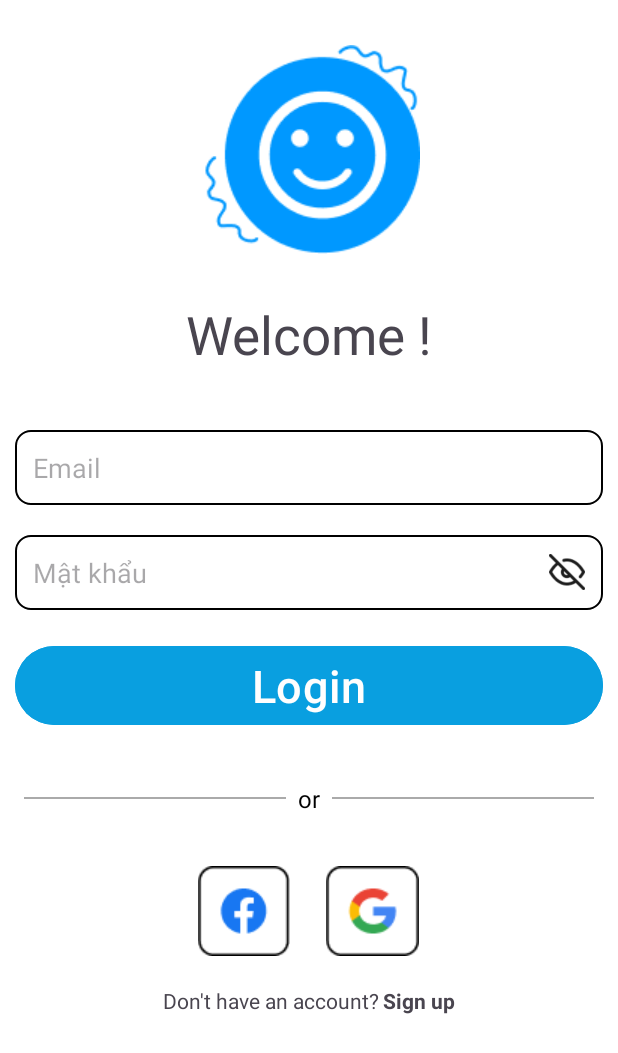
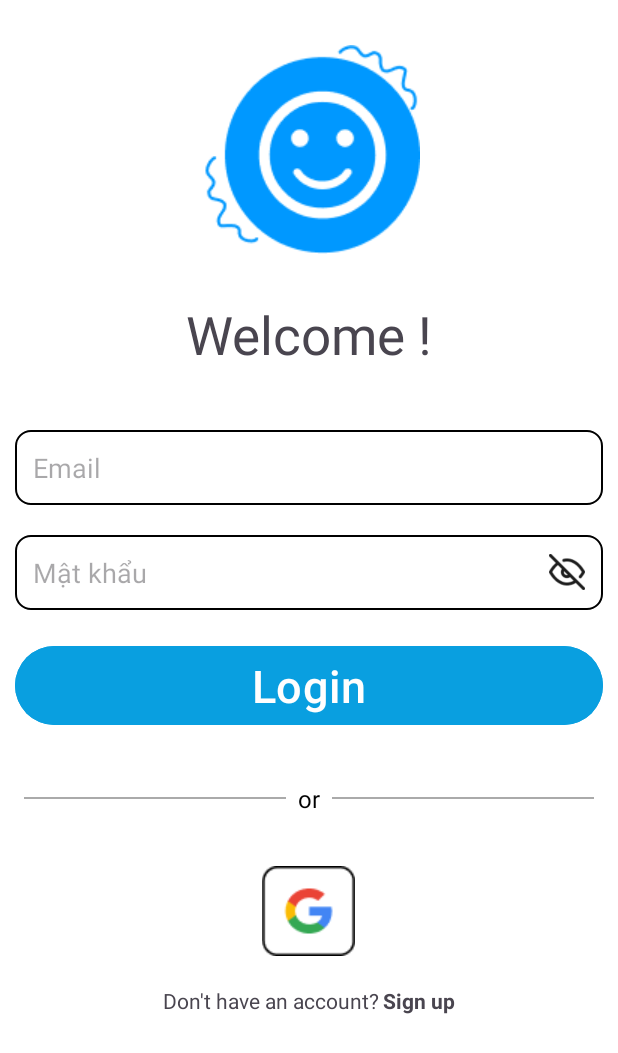
Before and after one commit to nsonhoang/Project_MobileApp, an Android app: the screen it shows after launch (Login), after a tap on an icon or button, on a phone screen of 412 x 824 dp. Shown: the top 1053 px of the screen. Run offline under Robolectric (Android 15) with nearby library versions, the phone set to English and light mode, and no system bars; our stand-ins replace Firebase (no records; nobody signed in at launch, a user with empty details on screens opened directly), Room's generated code; libraries missing offline, so code that uses them is left out: com.facebook; Roboto replaces fonts that are not available here.

Commit message:
sua layout

```diff
--- a/app/src/main/java/com/example/projecttest/screen/auth/Login.kt
+++ b/app/src/main/java/com/example/projecttest/screen/auth/Login.kt
@@ -52,7 +52,7 @@ class Login : AppCompatActivity() {
 
         binding.btnGG.setOnClickListener{
             signOutGoogle {
-                signWithGoogle()  // Sau khi sign-out, mới gọi đăng nhập lại
+                signWithGoogle()
             }
         }
 
@@ -66,12 +66,9 @@ class Login : AppCompatActivity() {
         // Hiển thị/ẩn mật khẩu
         setupPasswordVisibilityToggle()
 
-//        setupFacebookSignIn()
-
         lifecycleScope.launch {
             val existingUser = userDao.getLoggedInUser()
             if (existingUser != null) {
-                // Người dùng đã đăng nhập trước đó
                 navigateToMainActivity()
             }
         }
--- a/app/src/main/java/com/example/projecttest/viewmodel/CourseViewModel.kt
+++ b/app/src/main/java/com/example/projecttest/viewmodel/CourseViewModel.kt
@@ -44,7 +44,6 @@ class CourseViewModel : ViewModel() {
             }
         }
     }
-
 
     fun fetchDataTrainingProgram() {// lấy dữ liệu ở mục 6 múi ...
         viewModelScope.launch {
--- a/app/src/main/res/layout/login.xml
+++ b/app/src/main/res/layout/login.xml
@@ -106,17 +106,9 @@
         android:orientation="horizontal">
 
         <ImageButton
-            android:id="@+id/imgfb"
-            android:layout_width="wrap_content"
-            android:layout_height="wrap_content"
-            android:layout_weight="1"
-            android:backgroundTint="@color/white"
-            app:srcCompat="@drawable/ic_facebook" />
-
-        <ImageButton
             android:id="@+id/btnGG"
-            android:layout_width="wrap_content"
-            android:layout_height="wrap_content"
+            android:layout_width="match_parent"
+            android:layout_height="match_parent"
             android:layout_weight="1"
             android:backgroundTint="@color/white"
             app:srcCompat="@drawable/ic_google" />
--- a/app/src/main/res/values/strings.xml
+++ b/app/src/main/res/values/strings.xml
@@ -10,6 +10,7 @@
     <string name="facebook_app_id">9637244359688435</string>
     <string name="fb_login_protocol_scheme">fb9637244359688435</string>
     <string name="facebook_client_token">a4362fff73f6371c11ea78e239a73a29</string>
+    <string name="web_client_id">708098183157-f13vpte0djkkeh58mm8rngapaucfr97j.apps.googleusercontent.com</string>
 
 
 </resources>
```
Also changed, not shown: app/build.gradle.kts (+5 -3 lines), app/src/main/res/layout/item_reminder.xml (+5 -29 lines).
